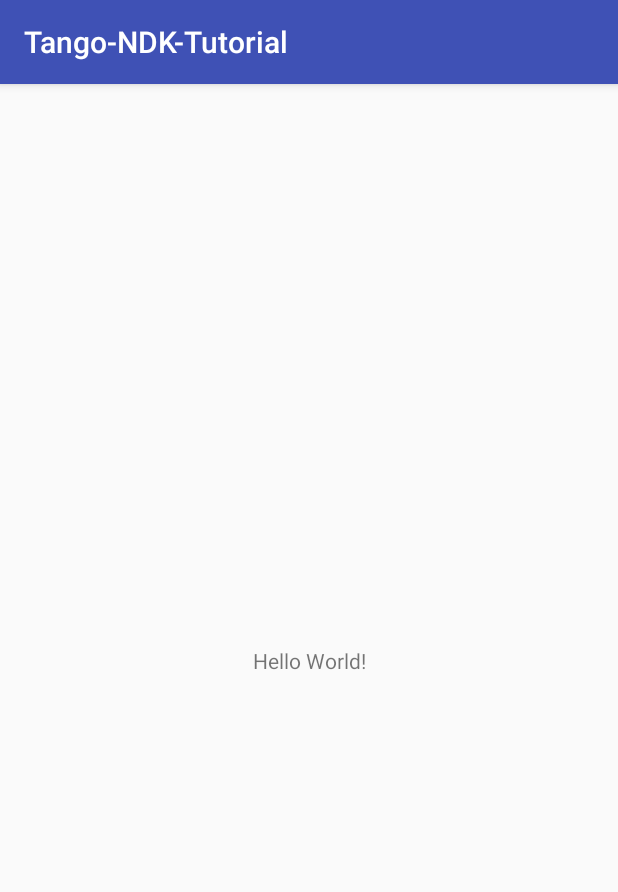
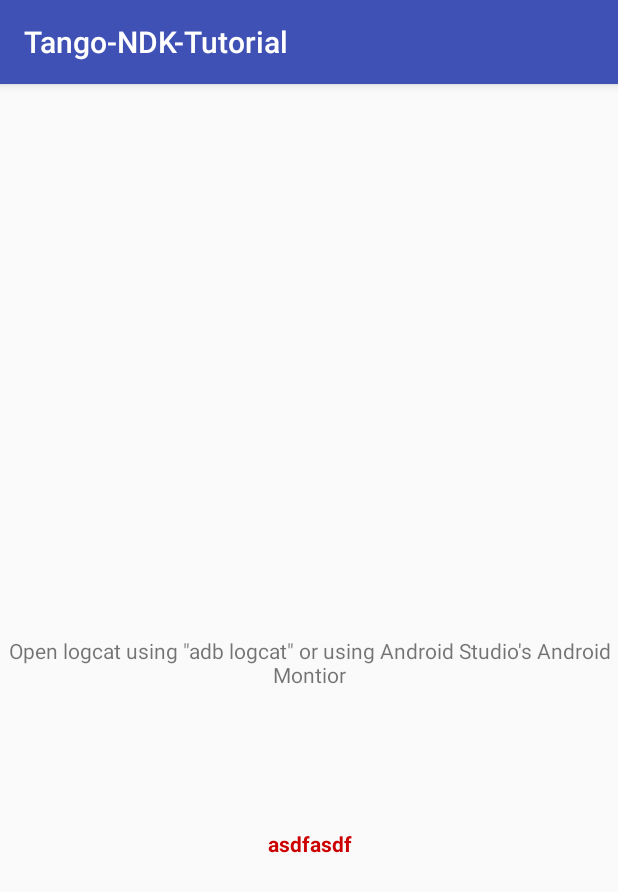
Before and after one commit to sjfricke/Tango-C-NDK-Tutorial, an Android app: the screen it shows after launch (MainActivity), on a phone screen of 412 x 824 dp. Shown: the top 892 px of the screen. Run offline under Robolectric (Android 15) with nearby library versions, the light colour scheme and no system bars; pictures from the network do not load; 3 statements that could not run were skipped.

Commit message:
Reworked sample project

```diff
--- a/Section_04_Project/Sample_Code/Tango-NDK-Tutorial/app/src/main/java/com/demo/tutorial/tango/tango_ndk_tutorial/MainActivity.java
+++ b/Section_04_Project/Sample_Code/Tango-NDK-Tutorial/app/src/main/java/com/demo/tutorial/tango/tango_ndk_tutorial/MainActivity.java
@@ -16,6 +16,8 @@ public class MainActivity extends AppCompatActivity {
     // Tango Service connection.
     ServiceConnection mTangoServiceConnection = new ServiceConnection() {
         public void onServiceConnected(ComponentName name, IBinder service) {
+            // Synchronization around HelloMotionTrackingActivity object is to avoid
+            // Tango disconnect in the middle of the connecting operation.
             TangoJniNative.onTangoServiceConnected(service);
         }
 
@@ -32,8 +34,11 @@ public class MainActivity extends AppCompatActivity {
         TangoJniNative.onCreate(this);
 
         // Example of a call to a native method
-        TextView tv = (TextView) findViewById(R.id.sample_text);
-        tv.setText( TangoJniNative.stringFromJNI() );
+        // Notice we send the value 5 to the stringFromJNI function
+        int someValue = 5;
+
+        TextView tv = (TextView) findViewById(R.id.native_callback_text);
+        tv.setText( "Value from NDK: " + TangoJniNative.valueFromJNI(someValue) );
     }
 
     @Override
--- a/Section_04_Project/Sample_Code/Tango-NDK-Tutorial/app/src/main/java/com/demo/tutorial/tango/tango_ndk_tutorial/TangoJniNative.java
+++ b/Section_04_Project/Sample_Code/Tango-NDK-Tutorial/app/src/main/java/com/demo/tutorial/tango/tango_ndk_tutorial/TangoJniNative.java
@@ -18,6 +18,8 @@ public class TangoJniNative {
                 TangoInitializationHelper.ARCH_ERROR) {
             Log.e("TangoJNINative", "ERROR! Unable to load libtango_client_api.so!");
         }
+
+        // This must match the LOAD_MODULE value in our Android.mk
         System.loadLibrary("tango_ndk_tutorial");
     }
 
@@ -45,5 +47,5 @@ public class TangoJniNative {
      * A native method that is implemented by the 'native-lib' native library,
      * which is packaged with this application.
      */
-    public static native String stringFromJNI();
+    public static native int valueFromJNI(int myNumber);
 }
--- a/Section_04_Project/Sample_Code/Tango-NDK-Tutorial/app/src/main/res/layout/activity_main.xml
+++ b/Section_04_Project/Sample_Code/Tango-NDK-Tutorial/app/src/main/res/layout/activity_main.xml
@@ -10,10 +10,27 @@
         android:id="@+id/sample_text"
         android:layout_width="wrap_content"
         android:layout_height="wrap_content"
-        android:text="Hello World!"
+        android:text="Open logcat using &quot;adb logcat&quot; or using Android Studio's Android Montior"
+        android:textAlignment="center"
         app:layout_constraintBottom_toBottomOf="parent"
         app:layout_constraintLeft_toLeftOf="parent"
         app:layout_constraintRight_toRightOf="parent"
-        app:layout_constraintTop_toTopOf="parent" />
+        app:layout_constraintTop_toTopOf="parent"
+        app:layout_constraintVertical_bias="0.502"/>
+
+    <TextView
+        android:id="@+id/native_callback_text"
+        android:layout_width="wrap_content"
+        android:layout_height="wrap_content"
+        android:text="asdfasdf"
+        android:textAlignment="center"
+        android:textColor="@android:color/holo_red_dark"
+        android:textStyle="bold"
+        app:layout_constraintBottom_toBottomOf="parent"
+        app:layout_constraintLeft_toLeftOf="parent"
+        app:layout_constraintRight_toRightOf="parent"
+        app:layout_constraintTop_toTopOf="parent"
+        app:layout_constraintVertical_bias="0.663"
+        app:layout_constraintHorizontal_bias="0.501"/>
 
 </android.support.constraint.ConstraintLayout>
```
Also changed, not shown: 4 other files.
